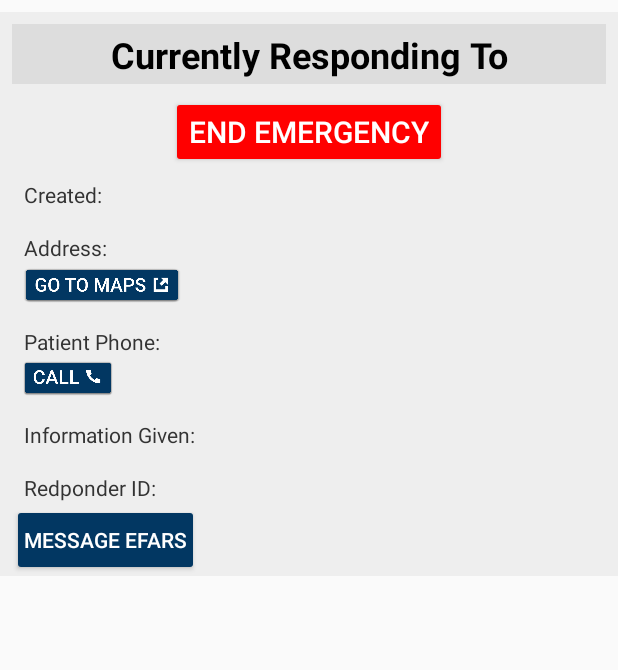
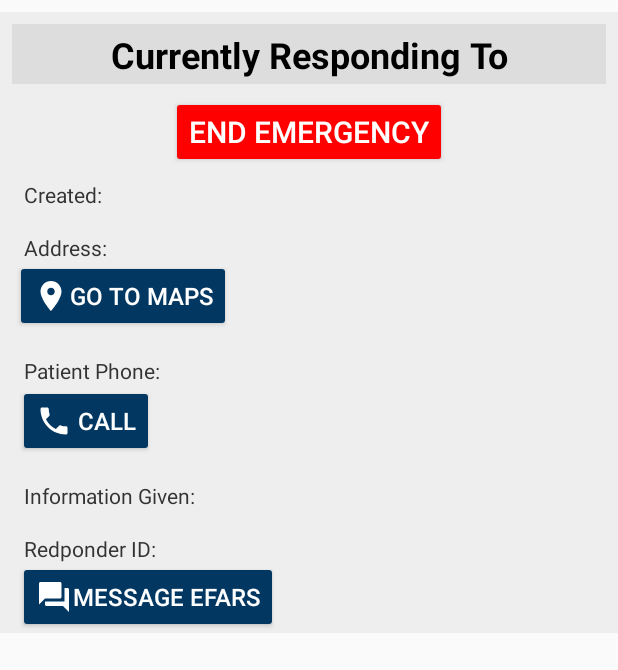
Before and after one commit to Mackatttack123/efar, an Android app: the layout emergecy_info_cell_responded_to.xml on its own in the app's theme, with its tools: preview values and no code run, on a phone screen of 412 x 824 dp. Shown: the top 670 px of the screen. Run offline under Robolectric (Android 15) with nearby library versions, the phone set to English and light mode, and no system bars.

Commit message:
button UI update with icons

```diff
--- a/app/src/main/java/com/southafricaproject/efar/EFARMainTabAll.java
+++ b/app/src/main/java/com/southafricaproject/efar/EFARMainTabAll.java
@@ -338,8 +338,8 @@ public class EFARMainTabAll extends Fragment{
                         TextView phoneNumberText = (TextView) cell.findViewById(R.id.numberTextView);
                         TextView infoText = (TextView) cell.findViewById(R.id.infoTextView);
                         TextView idText = (TextView) cell.findViewById(R.id.IdTextView);
-                        final ImageButton call_button = (ImageButton) cell.findViewById(R.id.call_button);
-                        final ImageButton to_maps_button = (ImageButton) cell.findViewById(R.id.to_maps_button);
+                        final Button call_button = (Button) cell.findViewById(R.id.call_button);
+                        final Button to_maps_button = (Button) cell.findViewById(R.id.to_maps_button);
                         final ImageButton doneButton = (ImageButton) cell.findViewById(R.id.doneButton);
 
                         final String phoneLink = "tel:" + phoneNumber.replaceAll("[^\\d.]", "");
--- a/app/src/main/java/com/southafricaproject/efar/EFARMainTabYou.java
+++ b/app/src/main/java/com/southafricaproject/efar/EFARMainTabYou.java
@@ -335,8 +335,8 @@ public class EFARMainTabYou extends Fragment{
             TextView phoneNumberText = (TextView) cell.findViewById(R.id.numberTextView);
             TextView infoText = (TextView) cell.findViewById(R.id.infoTextView);
             TextView idText = (TextView) cell.findViewById(R.id.IdTextView);
-            final ImageButton call_button = (ImageButton) cell.findViewById(R.id.call_button);
-            final ImageButton to_maps_button = (ImageButton) cell.findViewById(R.id.to_maps_button);
+            final Button call_button = (Button) cell.findViewById(R.id.call_button);
+            final Button to_maps_button = (Button) cell.findViewById(R.id.to_maps_button);
 
             final String phoneLink = "tel:" + phoneNumber.replaceAll("[^\\d.]", "");
 
--- /dev/null
+++ b/app/src/main/res/drawable/ic_forum_black_24dp.xml
@@ -0,0 +1,9 @@
+<vector xmlns:android="http://schemas.android.com/apk/res/android"
+        android:width="24dp"
+        android:height="24dp"
+        android:viewportWidth="24.0"
+        android:viewportHeight="24.0">
+    <path
+        android:fillColor="#FF000000"
+        android:pathData="M21,6h-2v9L6,15v2c0,0.55 0.45,1 1,1h11l4,4L22,7c0,-0.55 -0.45,-1 -1,-1zM17,12L17,3c0,-0.55 -0.45,-1 -1,-1L3,2c-0.55,0 -1,0.45 -1,1v14l4,-4h10c0.55,0 1,-0.45 1,-1z"/>
+</vector>
--- /dev/null
+++ b/app/src/main/res/drawable/ic_phone_black_24dp.xml
@@ -0,0 +1,9 @@
+<vector xmlns:android="http://schemas.android.com/apk/res/android"
+        android:width="24dp"
+        android:height="24dp"
+        android:viewportWidth="24.0"
+        android:viewportHeight="24.0">
+    <path
+        android:fillColor="#FF000000"
+        android:pathData="M6.62,10.79c1.44,2.83 3.76,5.14 6.59,6.59l2.2,-2.2c0.27,-0.27 0.67,-0.36 1.02,-0.24 1.12,0.37 2.33,0.57 3.57,0.57 0.55,0 1,0.45 1,1V20c0,0.55 -0.45,1 -1,1 -9.39,0 -17,-7.61 -17,-17 0,-0.55 0.45,-1 1,-1h3.5c0.55,0 1,0.45 1,1 0,1.25 0.2,2.45 0.57,3.57 0.11,0.35 0.03,0.74 -0.25,1.02l-2.2,2.2z"/>
+</vector>
--- /dev/null
+++ b/app/src/main/res/drawable/ic_place_black_24dp.xml
@@ -0,0 +1,9 @@
+<vector xmlns:android="http://schemas.android.com/apk/res/android"
+        android:width="24dp"
+        android:height="24dp"
+        android:viewportWidth="24.0"
+        android:viewportHeight="24.0">
+    <path
+        android:fillColor="#FF000000"
+        android:pathData="M12,2C8.13,2 5,5.13 5,9c0,5.25 7,13 7,13s7,-7.75 7,-13c0,-3.87 -3.13,-7 -7,-7zM12,11.5c-1.38,0 -2.5,-1.12 -2.5,-2.5s1.12,-2.5 2.5,-2.5 2.5,1.12 2.5,2.5 -1.12,2.5 -2.5,2.5z"/>
+</vector>
--- a/app/src/main/res/layout/emergecy_info_cell_responded_to.xml
+++ b/app/src/main/res/layout/emergecy_info_cell_responded_to.xml
@@ -38,24 +38,6 @@
         app:layout_constraintRight_toRightOf="parent"
         app:layout_constraintTop_toBottomOf="@+id/imageView21"
         android:layout_marginStart="8dp"/>
-
-    <Button
-        android:id="@+id/messagesButton"
-        style="@style/Widget.AppCompat.Button.Small"
-        android:layout_width="wrap_content"
-        android:layout_height="wrap_content"
-        android:layout_marginLeft="12dp"
-        android:layout_marginStart="8dp"
-        android:layout_marginTop="1dp"
-        android:backgroundTint="@color/EFAR_blue"
-        android:padding="8dp"
-        android:paddingBottom="0dp"
-        android:paddingTop="0dp"
-        android:text="Message EFARs"
-        android:textAppearance="@style/TextAppearance.Design.Tab"
-        android:textColor="#ffffff"
-        app:layout_constraintLeft_toLeftOf="parent"
-        app:layout_constraintTop_toBottomOf="@+id/IdTextView"/>
 
     <ImageView
         android:id="@+id/imageView21"
@@ -180,32 +162,50 @@
         app:layout_constraintRight_toRightOf="parent"
         app:layout_constraintTop_toBottomOf="@+id/infoTextView"/>
 
-    <ImageButton
+    <Button
         android:id="@+id/to_maps_button"
         style="@style/Widget.AppCompat.Button"
-        android:layout_width="105dp"
-        android:layout_height="23dp"
-        android:layout_marginLeft="15dp"
-        android:layout_marginTop="4dp"
-        android:background="@drawable/go_to_maps_formater"
-        android:elevation="0dp"
-        android:minHeight="0dp"
-        android:minWidth="0dp"
+        android:layout_width="wrap_content"
+        android:layout_height="wrap_content"
+        android:layout_marginLeft="10dp"
+        android:layout_marginTop="-1dp"
+        android:backgroundTint="@color/EFAR_blue"
+        android:drawableLeft="@drawable/ic_place_black_24dp"
+        android:drawableTint="#ffffff"
+        android:text="Go To Maps"
+        android:textColor="#ffffff"
+        android:textSize="16dp"
         app:layout_constraintLeft_toLeftOf="parent"
-        app:layout_constraintTop_toBottomOf="@+id/AddressTextView"
-        android:layout_marginStart="15dp"/>
+        app:layout_constraintTop_toBottomOf="@+id/AddressTextView"/>
 
-    <ImageButton
+    <Button
         android:id="@+id/call_button"
-        android:layout_width="60dp"
-        android:layout_height="23dp"
-        android:layout_marginLeft="15dp"
-        android:layout_marginTop="3dp"
-        android:background="@drawable/call_pressed_formater"
-        android:minHeight="0dp"
-        android:minWidth="0dp"
+        android:layout_width="wrap_content"
+        android:layout_height="wrap_content"
+        android:layout_marginLeft="12dp"
+        android:backgroundTint="@color/EFAR_blue"
+        android:drawableLeft="@drawable/ic_phone_black_24dp"
+        android:drawableTint="@color/white"
+        android:text=" Call"
+        android:textColor="#ffffff"
+        android:textSize="16dp"
         app:layout_constraintLeft_toLeftOf="parent"
-        app:layout_constraintTop_toBottomOf="@+id/numberTextView"
-        android:layout_marginStart="15dp"/>
+        app:layout_constraintTop_toBottomOf="@+id/numberTextView"/>
+
+    <Button
+        android:id="@+id/messagesButton"
+        android:layout_width="wrap_content"
+        android:layout_height="wrap_content"
+        android:layout_marginLeft="12dp"
+        android:layout_marginTop="-1dp"
+        android:backgroundTint="@color/EFAR_blue"
+        android:drawableLeft="@drawable/ic_forum_black_24dp"
+        android:drawableTint="#ffffff"
+        android:text="Message EFARs"
+        android:textAppearance="@style/TextAppearance.Design.Tab"
+        android:textColor="#ffffff"
+        android:textSize="16dp"
+        app:layout_constraintLeft_toLeftOf="parent"
+        app:layout_constraintTop_toBottomOf="@+id/IdTextView"/>
 
 </android.support.constraint.ConstraintLayout>
--- a/app/src/main/res/values/colors.xml
+++ b/app/src/main/res/values/colors.xml
@@ -3,7 +3,7 @@
     <color name="colorPrimary">#3F51B5</color>
     <color name="colorPrimaryDark">#172999</color>
     <color name="colorAccent">#ff4081</color>
-    <color name="white">#FFFFFF</color>
+    <color name="white">#ffffff</color>
     <color name="black">#000000</color>
     <color name="navy">#0e3869</color>
     <color name="EFAR_blue">#023762</color>
```
Also changed, not shown: app/src/main/res/layout/emergecy_info_cell.xml (+36 -39 lines).
